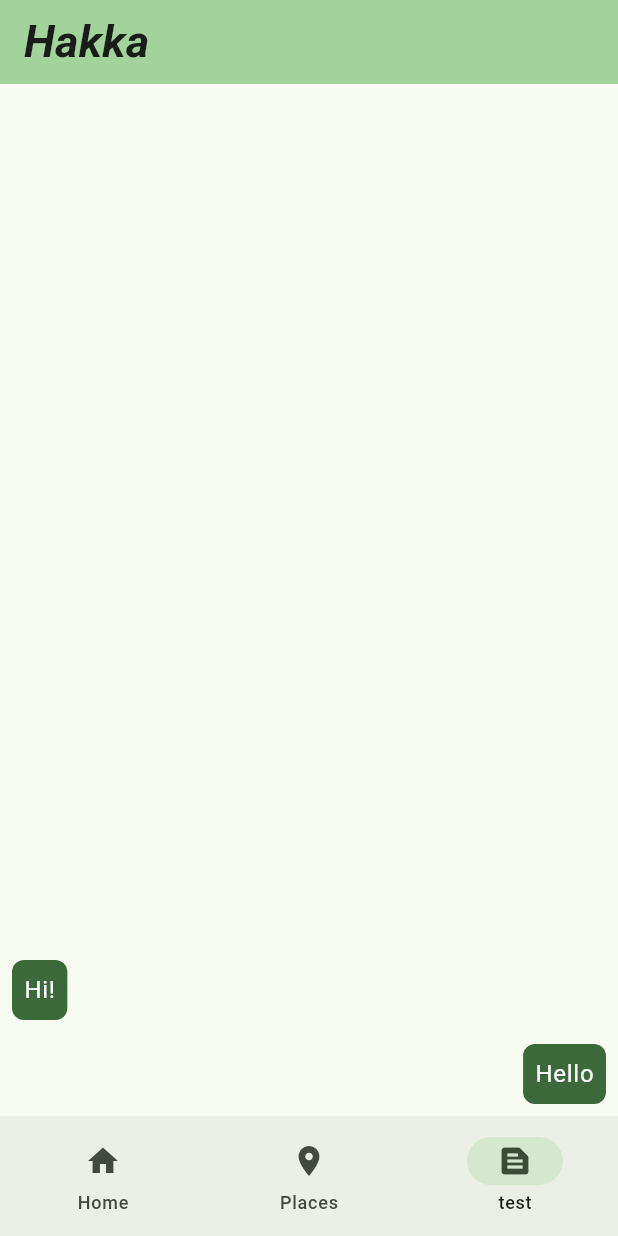
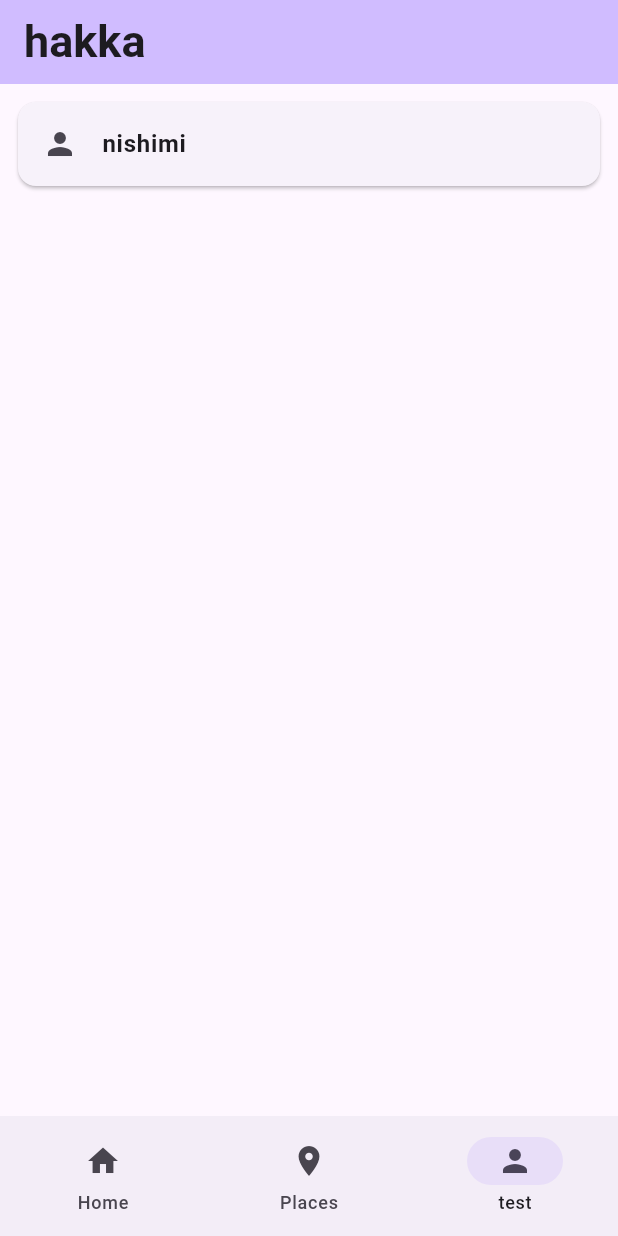
Before and after one commit to ynishimi/Study_app, a Flutter app: the screen it shows after launch, item 3 of the bottom bar chosen, on a phone screen of 412 x 824 dp. Run offline on Flutter 3.47's test engine with Material 3 defaults, Android fonts, the phone set to English and light mode, and no system bars; our stand-ins replace firebase_core, google_fonts, google_maps_flutter, location, shared_preferences; missing offline and left inert: firebase_ui_auth; accounts and stored records are empty.

Commit message:
プロフィールページを追加

```diff
--- a/lib/home_page.dart
+++ b/lib/home_page.dart
@@ -2,7 +2,7 @@ import 'package:flutter/material.dart';
 import 'package:google_fonts/google_fonts.dart';
 import 'location_page.dart';
 import 'place_list_page.dart';
-import 'src/widgets.dart';
+import 'profile_page.dart';
 
 class HomePage extends StatefulWidget {
   const HomePage({super.key, required this.title});
@@ -26,7 +26,6 @@ class _MyHomePageState extends State<HomePage> {
   int currentPageIndex = 0;
   @override
   Widget build(BuildContext context) {
-    final ThemeData theme = Theme.of(context);
     // This method is rerun every time setState is called, for instance as done
     // by the _incrementCounter method above.
     //
@@ -35,9 +34,6 @@ class _MyHomePageState extends State<HomePage> {
     // than having to individually change instances of widgets.
     return Scaffold(
       appBar: AppBar(
-        // TRY THIS: Try changing the color here to a specific color (to
-        // Colors.amber, perhaps?) and trigger a hot reload to see the AppBar
-        // change color while the other colors stay the same.
         backgroundColor: Theme.of(context).colorScheme.inversePrimary,
         // Here we take the value from the MyHomePage object that was created by
         // the App.build method, and use it to set our appbar title.
@@ -46,70 +42,14 @@ class _MyHomePageState extends State<HomePage> {
           style: GoogleFonts.dotGothic16(
             fontSize: 30,
             fontWeight: FontWeight.bold,
-            fontStyle: FontStyle.italic,
+            // fontStyle: FontStyle.italic,
           ),
         ),
       ),
       body: <Widget>[
         const LocationPage(),
-
         const PlaceList(),
-
-        // Home page
-        // Card(
-        //   shadowColor: Colors.transparent,
-        //   margin: const EdgeInsets.all(8.0),
-        //   child: SizedBox.expand(
-        //     child: Center(
-        //       child: Text(
-        //         'Home page',
-        //         style: theme.textTheme.titleLarge,
-        //       ),
-        //     ),
-        //   ),
-        // ),
-
-        /// Messages page
-        ListView.builder(
-          reverse: true,
-          itemCount: 2,
-          itemBuilder: (BuildContext context, int index) {
-            if (index == 0) {
-              return Align(
-                alignment: Alignment.centerRight,
-                child: Container(
-                  margin: const EdgeInsets.all(8.0),
-                  padding: const EdgeInsets.all(8.0),
-                  decoration: BoxDecoration(
-                    color: theme.colorScheme.primary,
-                    borderRadius: BorderRadius.circular(8.0),
-                  ),
-                  child: Text(
-                    'Hello',
-                    style: theme.textTheme.bodyLarge!
-                        .copyWith(color: theme.colorScheme.onPrimary),
-                  ),
-                ),
-              );
-            }
-            return Align(
-              alignment: Alignment.centerLeft,
-              child: Container(
-                margin: const EdgeInsets.all(8.0),
-                padding: const EdgeInsets.all(8.0),
-                decoration: BoxDecoration(
-                  color: theme.colorScheme.primary,
-                  borderRadius: BorderRadius.circular(8.0),
-                ),
-                child: Text(
-                  'Hi!',
-                  style: theme.textTheme.bodyLarge!
-                      .copyWith(color: theme.colorScheme.onPrimary),
-                ),
-              ),
-            );
-          },
-        ),
+        const Profile(),
       ][currentPageIndex],
 
       // body: Center(
@@ -164,7 +104,7 @@ class _MyHomePageState extends State<HomePage> {
             label: 'Places',
           ),
           NavigationDestination(
-            icon: Icon(Icons.text_snippet),
+            icon: Icon(Icons.person),
             label: 'test',
           ),
         ],
--- a/lib/main.dart
+++ b/lib/main.dart
@@ -1,4 +1,10 @@
 import 'package:flutter/material.dart';
+import 'package:firebase_ui_auth/firebase_ui_auth.dart';
+
+// import 'package:go_router/go_router.dart';
+import 'package:google_fonts/google_fonts.dart';
+import 'package:provider/provider.dart';
+import 'package:shared_preferences/shared_preferences.dart';
 // import 'package:google_maps_flutter/google_maps_flutter.dart';
 // import 'src/locations.dart' as locations;
 
@@ -17,15 +23,15 @@
 }
 
 class _StudyAppState extends State<StudyApp> {
+  String title = 'hakka';
   @override
   Widget build(BuildContext context) {
     return MaterialApp(
-      title: 'Hakka',
-      theme: ThemeData(
-        colorScheme: ColorScheme.fromSeed(seedColor: Colors.green),
-        useMaterial3: true,
-      ),
-      home: const HomePage(title: 'Hakka'),
+      title: title,
+      theme: ThemeData(),
+      darkTheme: ThemeData.dark(),
+      themeMode: ThemeMode.system,
+      home: HomePage(title: title),
     );
   }
 }
--- /dev/null
+++ b/lib/profile_page.dart
@@ -0,0 +1,26 @@
+import 'package:flutter/material.dart';
+import 'src/widgets.dart';
+
+class Profile extends StatefulWidget {
+  const Profile({Key? key}) : super(key: key);
+
+  @override
+  _ProfileState createState() => _ProfileState();
+}
+
+class _ProfileState extends State<Profile> {
+  @override
+  Widget build(BuildContext context) {
+    return const Padding(
+      padding: EdgeInsets.all(8.0),
+      child: Column(
+        children: <Widget>[
+          ProfileCard(
+            Icons.person,
+            'nishimi',
+          ),
+        ],
+      ),
+    );
+  }
+}
--- a/lib/src/widgets.dart
+++ b/lib/src/widgets.dart
@@ -10,9 +10,35 @@ class Location extends StatelessWidget {
     return Card(
       child: ListTile(
         leading: Icon(icon),
-        title: Text(title),
+        title: Text(
+          title,
+          style: const TextStyle(
+            fontWeight: FontWeight.bold,
+          ),
+        ),
         subtitle: Text(subtitle),
       ),
     );
   }
 }
+
+class ProfileCard extends StatelessWidget {
+  const ProfileCard(this.icon, this.name, {super.key});
+  final IconData icon;
+  final String name;
+
+  @override
+  Widget build(BuildContext context) {
+    return Card(
+      child: ListTile(
+        leading: Icon(icon),
+        title: Text(
+          name,
+          style: const TextStyle(
+            fontWeight: FontWeight.bold,
+          ),
+        ),
+      ),
+    );
+  }
+}
--- a/pubspec.yaml
+++ b/pubspec.yaml
@@ -30,7 +30,7 @@ environment:
 dependencies:
   flutter:
     sdk: flutter
-
+  shared_preferences: ^2.2.2
 
   # The following adds the Cupertino Icons font to your application.
   # Use with the CupertinoIcons class for iOS style icons.
```
Also changed, not shown: lib/place_list_page.dart (+10 -2 lines), pubspec.lock, 2 other files.
